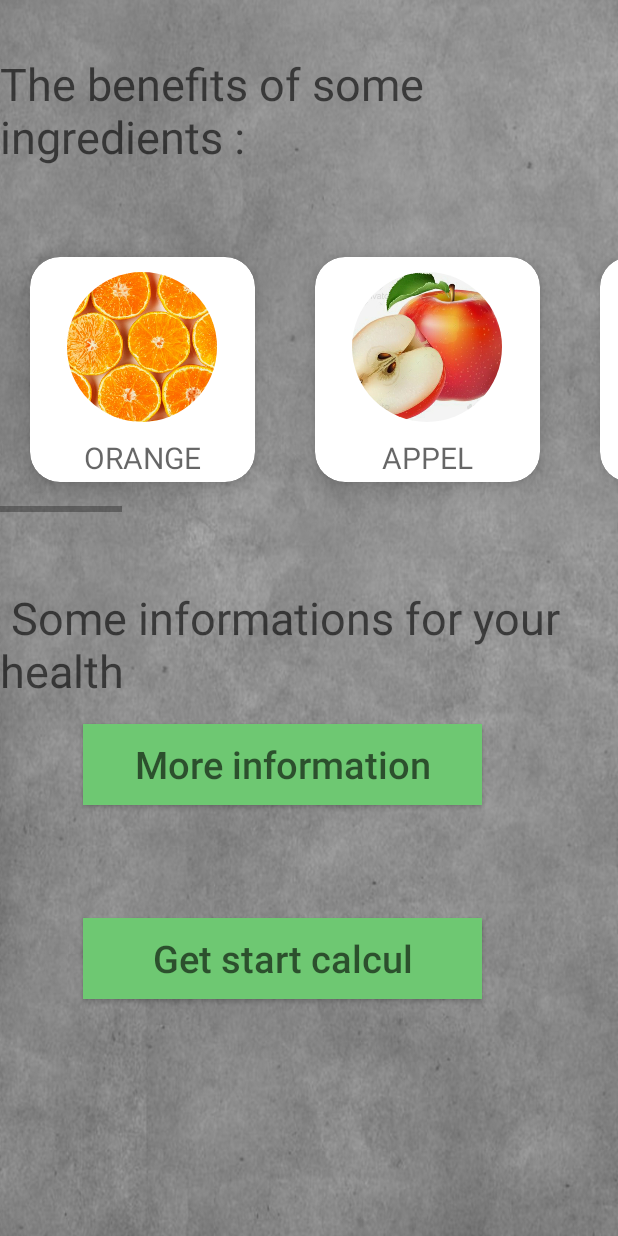
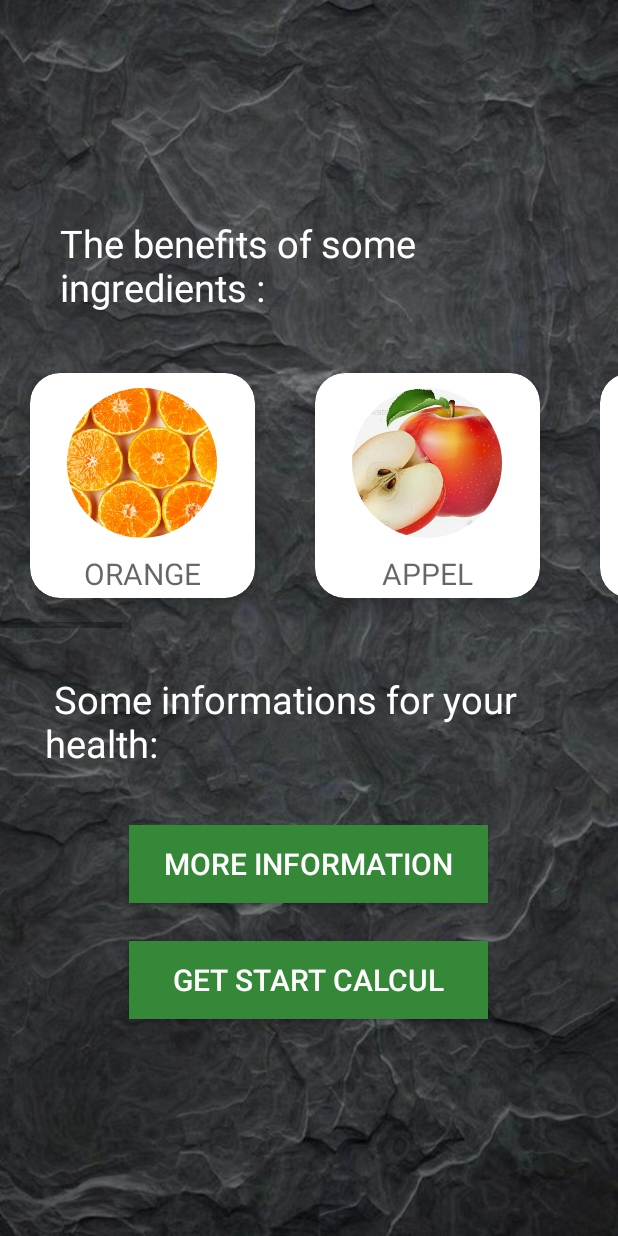
Before and after one commit to khadijaMadane/nutfit, an Android app: the MainAcceuil screen opened directly, with no data from a screen before it, on a phone screen of 412 x 824 dp. Run offline under Robolectric (Android 15) with nearby library versions, the phone set to English and light mode, and no system bars; our stand-ins replace CircleImageView, Firebase (no records; nobody signed in at launch, a user with empty details on screens opened directly).

Commit message:
enregistrement7

```diff
--- a/app/src/main/java/com/example/nutfit/MainAcceuil.kt
+++ b/app/src/main/java/com/example/nutfit/MainAcceuil.kt
@@ -2,21 +2,123 @@ package com.example.nutfit
 
 import android.annotation.SuppressLint
 import android.content.Intent
+import android.content.res.ColorStateList
 import androidx.appcompat.app.AppCompatActivity
 import android.os.Bundle
 import android.view.LayoutInflater
+import android.view.MenuItem
 import android.view.View
 import android.view.ViewGroup
 import android.widget.Button
 import android.widget.TextView
+import android.widget.Toast
+import androidx.appcompat.app.ActionBarDrawerToggle
 import androidx.appcompat.app.AlertDialog
 import androidx.cardview.widget.CardView
+import androidx.core.content.ContextCompat
+import androidx.drawerlayout.widget.DrawerLayout
+import com.google.android.material.navigation.NavigationView
+import com.google.firebase.auth.FirebaseAuth
+import com.google.firebase.firestore.FirebaseFirestore
 
 class MainAcceuil : AppCompatActivity() {
+    lateinit var toggle: ActionBarDrawerToggle
     @SuppressLint("MissingInflatedId")
     override fun onCreate(savedInstanceState: Bundle?) {
         super.onCreate(savedInstanceState)
         setContentView(R.layout.activity_main_acceuil)
+
+
+        val navigationView = findViewById<NavigationView>(R.id.nav_view)
+        val headerView = navigationView.getHeaderView(0)
+
+        val db = FirebaseFirestore.getInstance()
+        val userID = FirebaseAuth.getInstance().currentUser!!.uid
+        val userRef = db.collection("users").document(userID) // Remplacez "users" par le nom de votre collection et "userId" par l'ID de l'utilisateur
+
+        userRef.get().addOnSuccessListener { document ->
+            if (document != null) {
+                val usernam = document.getString("Name")
+                println("userName est : $usernam")// Remplacez "username" par le nom du champ contenant le nom d'utilisateur dans votre document Firestore
+                if (usernam != null) {
+                    val usernameTextView = headerView.findViewById<TextView>(R.id.username) // Remplacez "usernameTextView" par l'ID de votre TextView
+                    usernameTextView.text = usernam
+                    usernameTextView.setText(usernam)
+                }
+            }}
+
+
+        val authProfile = FirebaseAuth.getInstance()
+        val firebaseUser = authProfile.currentUser
+
+        val userEmail= firebaseUser?.getEmail()
+
+        println("email est : $userEmail")
+
+
+        val emailTextView = headerView.findViewById<TextView>(R.id.email_nav)
+        // emailTextView.text = userEmail
+        emailTextView.setText(userEmail)
+        val drawerLayout: DrawerLayout = findViewById(R.id.drawerLayoutId)
+        val navView: NavigationView = findViewById(R.id.nav_view)
+        toggle = ActionBarDrawerToggle(this, drawerLayout, R.string.open, R.string.close)
+        drawerLayout.addDrawerListener(toggle)
+        toggle.syncState()
+        supportActionBar?.setDisplayHomeAsUpEnabled(true)
+        navView.setNavigationItemSelectedListener { menuItem ->
+            when (menuItem.itemId) {
+                R.id.home, R.id.sitting, R.id.aide, R.id.recommencer, R.id.signout,R.id.enreg -> {
+                    Toast.makeText(applicationContext, "Clicked ${menuItem.title}", Toast.LENGTH_SHORT).show()
+                    menuItem.isChecked = true
+                    menuItem.icon?.setTintList(ColorStateList.valueOf(ContextCompat.getColor(applicationContext, R.color.green))) // Change to the desired green color
+                    navView.setBackgroundColor(ContextCompat.getColor(applicationContext, R.color.green)) // Change to the desired green color
+                    true
+                }
+                else -> false
+            }
+        }
+        navView.setNavigationItemSelectedListener { menuItem ->
+            when (menuItem.itemId) {
+                R.id.home -> {
+                    val intent = Intent(this, changePasswrord::class.java)
+                    startActivity(intent)
+                    true
+                }
+                R.id.sitting -> {
+                    // Handle "Settings" click
+                    val intent = Intent(this, changeEmail::class.java)
+                    startActivity(intent)
+                    true
+                }
+                R.id.aide -> {
+                    // Handle "Help" click
+                    val intent = Intent(this, deleteAccount::class.java)
+                    startActivity(intent)
+                    true
+                }
+                R.id.recommencer -> {
+                    val intent = Intent(this, IngregientsName::class.java)
+                    startActivity(intent)
+                    // Handle "Restart" click
+                    true
+                }
+                R.id.enreg -> {
+                    val intent = Intent(this, MainRegister::class.java)
+                    startActivity(intent)
+                    true
+                }
+                R.id.signout -> {
+                    showSignOutConfirmationDialog()
+                    // Handle "Sign Out" click
+                    true
+                }
+                else -> false
+            }
+        }
+
+
+
+
 
         ////////////////////////////////orange
         val builder1 = AlertDialog.Builder(this)
@@ -227,4 +329,35 @@ class MainAcceuil : AppCompatActivity() {
         }
 
     }
+
+
+    override fun onOptionsItemSelected(item: MenuItem): Boolean {
+        if(toggle.onOptionsItemSelected(item)){
+            return true
+        }
+
+        return super.onOptionsItemSelected(item)
+    }
+    private fun performSignOut() {
+        // Perform sign out logic here
+        // For example, navigate to the login screen or clear user session
+        val intent = Intent(this, SignIn::class.java)
+        intent.flags = Intent.FLAG_ACTIVITY_NEW_TASK or Intent.FLAG_ACTIVITY_CLEAR_TASK
+        startActivity(intent)
+        finish()
+    }
+    private fun showSignOutConfirmationDialog() {
+        val builder = AlertDialog.Builder(this)
+        builder.setTitle("Confirm Sign Out")
+            .setMessage("Are you sure you want to sign out?")
+            .setPositiveButton("Yes") { dialog, _ ->
+                // Handle sign out
+                performSignOut()
+                dialog.dismiss()
+            }
+            .setNegativeButton("No") { dialog, _ ->
+                dialog.dismiss()
+            }
+            .show()
+    }
 }
--- a/app/src/main/java/com/example/nutfit/MainInformation.java
+++ b/app/src/main/java/com/example/nutfit/MainInformation.java
@@ -16,7 +16,7 @@ public class MainInformation extends AppCompatActivity {
         setContentView(R.layout.activity_main_information);
 
         Data_Info[] my_data = new Data_Info[]{
-                new Data_Info("     Diabetes       ", "*Limit the consumption of simple carbohydrates such as sweets and sugary drinks.\n" +
+                new Data_Info("Diabetes", "*Limit the consumption of simple carbohydrates such as sweets and sugary drinks.\n" +
                         "*Choose foods with a low glycemic index, such as non-starchy vegetables, whole grains, and legumes.\n" +
                         "*Control portions and avoid excesses.\n" +
                         "*Include sources of lean protein in your meals to help stabilize blood sugar levels.\n" +
@@ -28,7 +28,7 @@ public class MainInformation extends AppCompatActivity {
                         "*Engage in regular exercise to maintain a healthy blood pressure.\n" +
                         "*Manage your weight by adopting a balanced diet and engaging in regular physical activity.", R.drawable.hypertension),
 
-                new Data_Info("High Cholesterol:", "*Limit foods high in saturated fats and cholesterol, such as fatty meats, high-fat dairy products, and fried foods.\n" +
+                new Data_Info("High Cholesterol", "*Limit foods high in saturated fats and cholesterol, such as fatty meats, high-fat dairy products, and fried foods.\n" +
                         "*Choose healthy fats such as monounsaturated and polyunsaturated fats found in avocados, nuts, seeds, and fatty fish.\n" +
                         "*Increase consumption of soluble fibers found in fruits, vegetables, and legumes.\n" +
                         "*Engage in regular exercise to raise good cholesterol (HDL) levels and lower bad cholesterol (LDL) levels.", R.drawable.cholesterol),
--- a/app/src/main/java/com/example/nutfit/afficheRepas.java
+++ b/app/src/main/java/com/example/nutfit/afficheRepas.java
@@ -78,7 +78,7 @@ public class afficheRepas extends AppCompatActivity {
             }
         } else {
             // Handle the case when the matrixListJson is null
-            Toast.makeText(this, "Matrix data is not available", Toast.LENGTH_SHORT).show();
+       //     Toast.makeText(this, "Matrix data is not available", Toast.LENGTH_SHORT).show();
             finish();
         }
         // Retrieve quantiteList from the intent
--- a/app/src/main/res/layout/activity_main_acceuil.xml
+++ b/app/src/main/res/layout/activity_main_acceuil.xml
@@ -1,31 +1,36 @@
 <?xml version="1.0" encoding="utf-8"?>
-<LinearLayout
+<androidx.drawerlayout.widget.DrawerLayout
     xmlns:android="http://schemas.android.com/apk/res/android"
     xmlns:app="http://schemas.android.com/apk/res-auto"
     xmlns:tools="http://schemas.android.com/tools"
     android:layout_width="match_parent"
     android:layout_height="match_parent"
+    android:id="@+id/drawerLayoutId"
+    android:background="@drawable/back_acc"
+    tools:context=".MainAcceuil">
+    <LinearLayout
+        android:layout_width="match_parent"
+    android:layout_height="match_parent"
         android:orientation="vertical"
-    android:background="@drawable/bg_acceuil"
-    tools:context=".MainAcceuil">
-
+        android:gravity="center">
         <TextView
-        android:layout_width="match_parent"
+            android:layout_width="332dp"
             android:layout_height="wrap_content"
-        android:layout_marginTop="35dp"
-        android:hint="The benefits of some ingredients :"
-        android:textColor="@color/black"
-        android:textSize="30dp" />
+            android:text="The benefits of some ingredients :"
+            android:textColor="@color/white"
+            android:textSize="25dp" />
 
         <HorizontalScrollView
             android:layout_width="match_parent"
             android:layout_height="wrap_content"
-        android:layout_marginTop="40dp">
+            android:layout_marginTop="20dp"
+            >
 
             <LinearLayout
                 android:layout_width="match_parent"
                 android:layout_height="wrap_content"
-            android:orientation="horizontal">
+                android:orientation="horizontal"
+               >
 
                 <!--orange-->
                 <androidx.cardview.widget.CardView
@@ -389,33 +394,44 @@
         <TextView
             android:layout_width="match_parent"
             android:layout_height="71dp"
-        android:layout_marginTop="50dp"
-        android:hint=" Some informations for your health"
-        android:textColor="@color/black"
-        android:textSize="30dp" />
+            android:layout_marginTop="30dp"
+            android:layout_marginStart="20dp"
+            android:text=" Some informations for your health:"
+            android:textColor="@color/white"
+            android:textSize="25dp" />
 
         <Button
             android:id="@+id/moreInfo"
-        android:layout_width="266dp"
-        android:layout_height="54dp"
-        android:layout_marginStart="55dp"
-        android:layout_marginTop="20dp"
-        android:layout_marginEnd="124dp"
-        android:hint="More information"
-        android:textColor="@color/black"
-        android:background="@color/green_400"
-        android:textSize="25dp" />
+            android:layout_width="239dp"
+            android:layout_height="52dp"
+            android:layout_marginTop="30dp"
+            android:background="@color/green_200"
+            android:text="More information"
+            android:textColor="@color/white"
+            android:textSize="20dp" />
 
         <Button
             android:id="@+id/pass"
-        android:layout_width="266dp"
-        android:layout_height="54dp"
-        android:layout_marginStart="55dp"
-        android:layout_marginTop="75dp"
-        android:layout_marginEnd="124dp"
-        android:background="@color/green_400"
-        android:hint="Get start calcul"
-        android:textColor="@color/black"
-        android:textSize="25dp" />
+            android:layout_width="239dp"
+            android:layout_height="52dp"
+            android:layout_marginTop="25dp"
+            android:background="@color/green_200"
+            android:gravity="center"
+            android:text="Get start calcul"
+            android:textColor="@color/white"
+            android:textSize="20dp"
 
+
+            />
     </LinearLayout>
+    <com.google.android.material.navigation.NavigationView
+        android:id="@+id/nav_view"
+        android:layout_width="wrap_content"
+        android:layout_height="match_parent"
+        app:headerLayout="@layout/nav_header"
+        app:menu="@menu/nav_menu"
+        android:layout_gravity="start"
+        android:fitsSystemWindows="true">
+    </com.google.android.material.navigation.NavigationView>
+
+</androidx.drawerlayout.widget.DrawerLayout>
--- a/app/src/main/res/layout/nav_header.xml
+++ b/app/src/main/res/layout/nav_header.xml
@@ -35,7 +35,7 @@
 
 
         android:paddingTop="8dp"
-        android:textSize="10dp"/>
+        android:textSize="14dp"/>
         <View
             android:layout_width="wrap_content"
             android:layout_height="1dp"
--- a/app/src/main/res/menu/nav_menu.xml
+++ b/app/src/main/res/menu/nav_menu.xml
@@ -19,10 +19,10 @@ xmlns:tools="http://schemas.android.com/tools"
         android:title="Restart"/>
     <item
         android:id="@+id/enreg"
-        android:title="enregistrement"/>
+        android:title="Saved"/>
     <item
         android:id="@+id/signout"
-        android:title="SounOut"/>
+        android:title="Log Out"/>
 
 </group>
 </menu>
```
Also changed, not shown: app/src/main/java/com/example/nutfit/simplexe.java (+5 -8 lines), app/src/main/res/layout/activity_change_email.xml (+7 -3 lines), app/src/main/res/layout/activity_change_passwrord.xml (+8 -3 lines), app/src/main/res/layout/activity_delete_account.xml (+10 -3 lines), app/src/main/res/layout/list_infos_items.xml (+7 -7 lines), app/src/main/res/drawable/back_acc.jpeg (added). Lines whose indentation alone changed are shown as unchanged.
